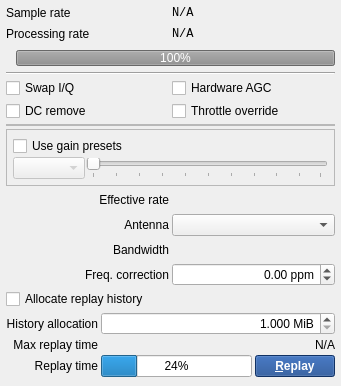
Qt form Default/Source/SourceWidget.ui (BatchDrake/SigDigger) before a commit.
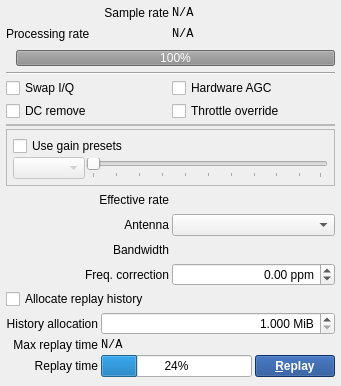
The same form after that commit. Icons and pictures are not drawn. Custom widgets are drawn as their Qt base class.

Commit message: Fix alignments in SourceWidget

```diff
--- a/Default/Source/SourceWidget.ui
+++ b/Default/Source/SourceWidget.ui
@@ -283,6 +283,9 @@
      <property name="text">
       <string>Sample rate</string>
      </property>
+     <property name="alignment">
+      <set>Qt::AlignRight|Qt::AlignTrailing|Qt::AlignVCenter</set>
+     </property>
     </widget>
    </item>
    <item row="5" column="0">
@@ -473,11 +476,16 @@
       </item>
       <item row="2" column="1" colspan="2">
        <widget class="QLabel" name="maxReplayLabel">
+        <property name="font">
+         <font>
+          <family>Monospace</family>
+         </font>
+        </property>
         <property name="text">
          <string>N/A</string>
         </property>
         <property name="alignment">
-         <set>Qt::AlignRight|Qt::AlignTrailing|Qt::AlignVCenter</set>
+         <set>Qt::AlignLeading|Qt::AlignLeft|Qt::AlignVCenter</set>
         </property>
        </widget>
       </item>
```
